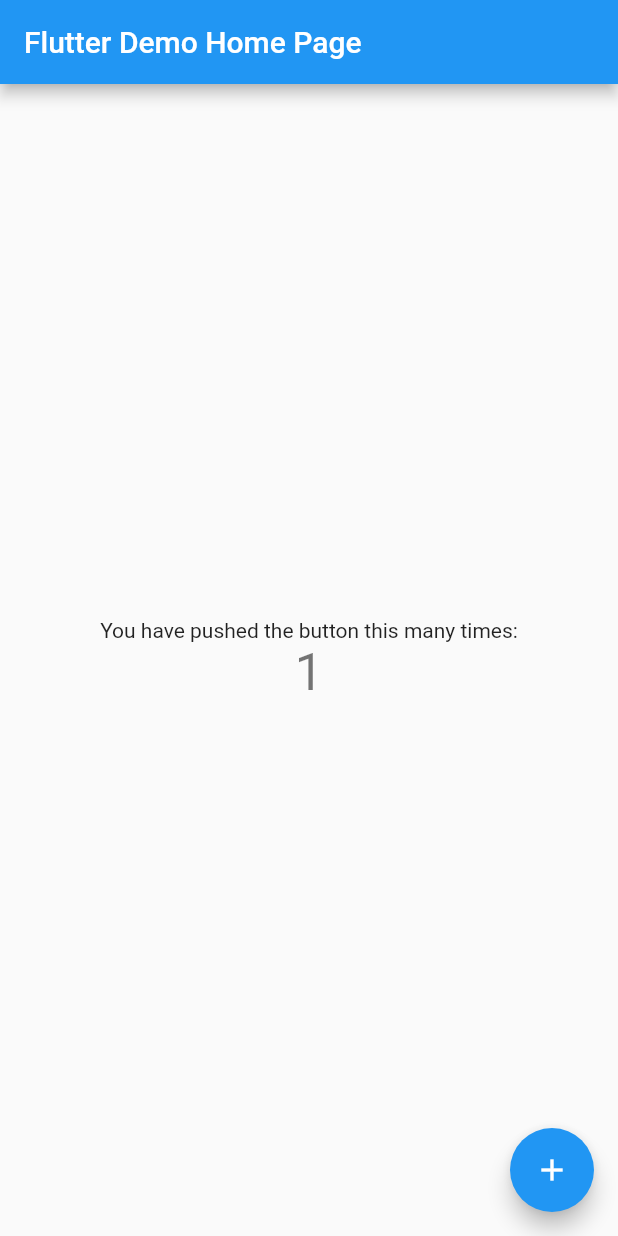
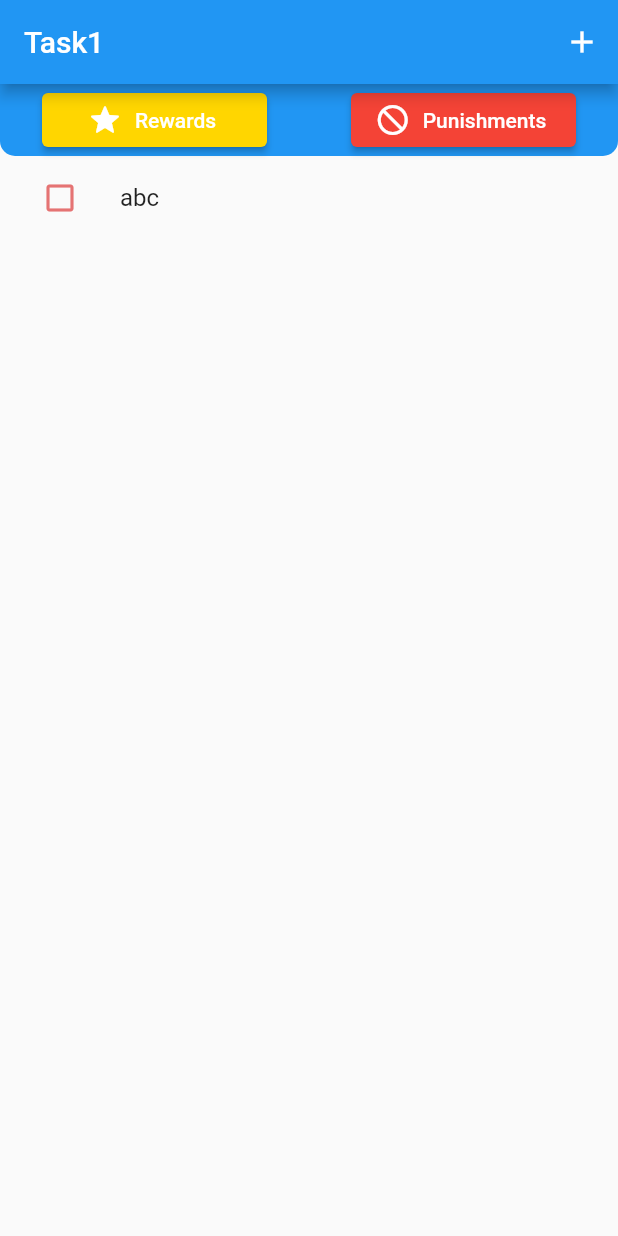
Before and after one commit to MohanpreetS/flutter_projects, a Flutter app: the screen it shows after launch, after a tap on the "add" icon, on a phone screen of 412 x 824 dp. Run offline on Flutter 3.47's test engine with Material 2 defaults, Android fonts, the phone set to English and light mode, and no system bars; our stand-ins replace carousel_slider, image_picker, shared_preferences, sticky_headers.

Commit message:
task check feature

```diff
--- a/questify/lib/main.dart
+++ b/questify/lib/main.dart
@@ -1,113 +1,27 @@
 import 'package:flutter/material.dart';
+import 'package:provider/provider.dart';
+
+import './screens/task_screen.dart';
+import './providers/tasks.dart';
 
 void main() {
   runApp(MyApp());
 }
 
 class MyApp extends StatelessWidget {
-  // This widget is the root of your application.
   @override
   Widget build(BuildContext context) {
-    return MaterialApp(
-      title: 'Flutter Demo',
-      theme: ThemeData(
-        // This is the theme of your application.
-        //
-        // Try running your application with "flutter run". You'll see the
-        // application has a blue toolbar. Then, without quitting the app, try
-        // changing the primarySwatch below to Colors.green and then invoke
-        // "hot reload" (press "r" in the console where you ran "flutter run",
-        // or simply save your changes to "hot reload" in a Flutter IDE).
-        // Notice that the counter didn't reset back to zero; the application
-        // is not restarted.
-        primarySwatch: Colors.blue,
+    return MultiProvider(
+      providers: [
+        ChangeNotifierProvider(create: (c) => Tasks()),
+      ],
+      child: MaterialApp(
+        title: 'Flutter Demo',
+        theme: ThemeData(
+          primarySwatch: Colors.blue,
+        ),
+        home: TaskScreen(),
       ),
-      home: MyHomePage(title: 'Flutter Demo Home Page'),
     );
   }
 }
-
-class MyHomePage extends StatefulWidget {
-  MyHomePage({Key? key, required this.title}) : super(key: key);
-
-  // This widget is the home page of your application. It is stateful, meaning
-  // that it has a State object (defined below) that contains fields that affect
-  // how it looks.
-
-  // This class is the configuration for the state. It holds the values (in this
-  // case the title) provided by the parent (in this case the App widget) and
-  // used by the build method of the State. Fields in a Widget subclass are
-  // always marked "final".
-
-  final String title;
-
-  @override
-  _MyHomePageState createState() => _MyHomePageState();
-}
-
-class _MyHomePageState extends State<MyHomePage> {
-  int _counter = 0;
-
-  void _incrementCounter() {
-    setState(() {
-      // This call to setState tells the Flutter framework that something has
-      // changed in this State, which causes it to rerun the build method below
-      // so that the display can reflect the updated values. If we changed
-      // _counter without calling setState(), then the build method would not be
-      // called again, and so nothing would appear to happen.
-      _counter++;
-    });
-  }
-
-  @override
-  Widget build(BuildContext context) {
-    // This method is rerun every time setState is called, for instance as done
-    // by the _incrementCounter method above.
-    //
-    // The Flutter framework has been optimized to make rerunning build methods
-    // fast, so that you can just rebuild anything that needs updating rather
-    // than having to individually change instances of widgets.
-    return Scaffold(
-      appBar: AppBar(
-        // Here we take the value from the MyHomePage object that was created by
-        // the App.build method, and use it to set our appbar title.
-        title: Text(widget.title),
-      ),
-      body: Center(
-        // Center is a layout widget. It takes a single child and positions it
-        // in the middle of the parent.
-        child: Column(
-          // Column is also a layout widget. It takes a list of children and
-          // arranges them vertically. By default, it sizes itself to fit its
-          // children horizontally, and tries to be as tall as its parent.
-          //
-          // Invoke "debug painting" (press "p" in the console, choose the
-          // "Toggle Debug Paint" action from the Flutter Inspector in Android
-          // Studio, or the "Toggle Debug Paint" command in Visual Studio Code)
-          // to see the wireframe for each widget.
-          //
-          // Column has various properties to control how it sizes itself and
-          // how it positions its children. Here we use mainAxisAlignment to
-          // center the children vertically; the main axis here is the vertical
-          // axis because Columns are vertical (the cross axis would be
-          // horizontal).
-          mainAxisAlignment: MainAxisAlignment.center,
-          children: <Widget>[
-            Text(
-              'You have pushed the button this many times:',
-            ),
-            Text(
-              '$_counter',
-              style: Theme.of(context).textTheme.headline4,
-            ),
-          ],
-        ),
-      ),
-      floatingActionButton: FloatingActionButton(
-        onPressed: _incrementCounter,
-        tooltip: 'Increment',
-        child: Icon(Icons.add),
-      ), // This trailing comma makes auto-formatting nicer for build methods.
-    );
-  }
-}
--- /dev/null
+++ b/questify/lib/models/subtask.dart
@@ -0,0 +1,11 @@
+class Subtask {
+  String details;
+  bool done = false;
+  var uid;
+
+  Subtask(this.details, this.uid);
+
+  void toggleDone() {
+    done = !done;
+  }
+}
--- /dev/null
+++ b/questify/lib/models/task.dart
@@ -0,0 +1,22 @@
+import 'package:flutter/material.dart';
+
+import './subtask.dart';
+
+import 'package:uuid/uuid.dart';
+
+class Task with ChangeNotifier {
+  String name;
+  String details = '';
+  List<Subtask> subtasks = [];
+  var tid;
+
+  Task(this.name, this.tid);
+
+  void addSubtask(String details) {
+    var uid = Uuid();
+    uid.v1();
+    var newSubtask = Subtask(details, uid);
+    subtasks.add(newSubtask);
+    notifyListeners();
+  }
+}
--- /dev/null
+++ b/questify/lib/providers/tasks.dart
@@ -0,0 +1,27 @@
+import 'package:flutter/material.dart';
+import 'package:uuid/uuid.dart';
+
+import '../models/task.dart';
+
+class Tasks with ChangeNotifier {
+  List<Task> allTasks = [
+    Task('First task', 'abcd'),
+  ];
+
+  void addTask(name) {
+    var uid = Uuid();
+    uid.v1();
+    var newTask = Task(name, uid);
+    allTasks.add(newTask);
+    notifyListeners();
+  }
+
+  void toggleSubtask(tid, stid) {
+    allTasks
+        .firstWhere((element) => element.tid == tid)
+        .subtasks
+        .firstWhere((element) => element.uid == stid)
+        .toggleDone();
+    notifyListeners();
+  }
+}
--- /dev/null
+++ b/questify/lib/screens/task_screen.dart
@@ -0,0 +1,48 @@
+import 'package:flutter/material.dart';
+import 'package:provider/provider.dart';
+
+import '../widgets/reward_punishment.dart';
+import '../providers/tasks.dart';
+import '../widgets/subtask_tile.dart';
+
+class TaskScreen extends StatefulWidget {
+  static const routeName = '/task_screen';
+  @override
+  _TaskScreenState createState() => _TaskScreenState();
+}
+
+class _TaskScreenState extends State<TaskScreen> {
+  @override
+  Widget build(BuildContext context) {
+    var allTasks = Provider.of<Tasks>(context).allTasks;
+    var size = MediaQuery.of(context).size;
+    return Scaffold(
+      appBar: AppBar(
+        title: Text('Task1'),
+        actions: [
+          IconButton(
+              onPressed: () {
+                allTasks[0].addSubtask('abc');
+                setState(() {});
+              },
+              icon: Icon(Icons.add))
+        ],
+      ),
+      body: Column(
+        //mainAxisAlignment: MainAxisAlignment.spaceBetween,
+        children: [
+          RewardPunishment(),
+          Container(
+            height: size.height * 0.7,
+            child: ListView.builder(
+              itemBuilder: (c, i) {
+                return SubtaskTile(allTasks[0].subtasks[i]);
+              },
+              itemCount: allTasks[0].subtasks.length,
+            ),
+          )
+        ],
+      ),
+    );
+  }
+}
--- /dev/null
+++ b/questify/lib/widgets/reward_punishment.dart
@@ -0,0 +1,49 @@
+import 'package:flutter/material.dart';
+
+class RewardPunishment extends StatelessWidget {
+  @override
+  Widget build(BuildContext context) {
+    return Container(
+      decoration: BoxDecoration(
+        // border: Border(
+        //   left: BorderSide(color: Theme.of(context).primaryColor, width: 2),
+        //   right: BorderSide(color: Theme.of(context).primaryColor, width: 2),
+        //   bottom: BorderSide(color: Theme.of(context).primaryColor, width: 2),
+        // ),
+        borderRadius: BorderRadius.only(
+          bottomLeft: Radius.circular(10),
+          bottomRight: Radius.circular(10),
+        ),
+        color: Theme.of(context).primaryColor,
+      ),
+      child: Row(
+        mainAxisAlignment: MainAxisAlignment.spaceAround,
+        children: [
+          SizedBox(
+            width: 150,
+            child: ElevatedButton.icon(
+              onPressed: () {},
+              icon: Icon(Icons.grade_rounded),
+              label: Text('Rewards'),
+              style: ButtonStyle(
+                backgroundColor: MaterialStateProperty.all<Color>(
+                    Colors.yellowAccent.shade700),
+              ),
+            ),
+          ),
+          SizedBox(
+            width: 150,
+            child: ElevatedButton.icon(
+              onPressed: () {},
+              icon: Icon(Icons.not_interested),
+              label: Text('Punishments'),
+              style: ButtonStyle(
+                backgroundColor: MaterialStateProperty.all<Color>(Colors.red),
+              ),
+            ),
+          ),
+        ],
+      ),
+    );
+  }
+}
--- /dev/null
+++ b/questify/lib/widgets/subtask_tile.dart
@@ -0,0 +1,41 @@
+import 'package:flutter/material.dart';
+import '../models/subtask.dart';
+
+class SubtaskTile extends StatefulWidget {
+  Subtask subtask;
+
+  SubtaskTile(this.subtask);
+  @override
+  _SubtaskTileState createState() => _SubtaskTileState();
+}
+
+class _SubtaskTileState extends State<SubtaskTile> {
+  @override
+  Widget build(BuildContext context) {
+    return ListTile(
+      leading: IconButton(
+        icon: widget.subtask.done
+            ? Icon(
+                Icons.check_box,
+                color: Colors.green.shade400,
+              )
+            : Icon(
+                Icons.check_box_outline_blank,
+                color: Colors.red.shade300,
+              ),
+        onPressed: () {
+          widget.subtask.toggleDone();
+          setState(() {});
+        },
+      ),
+      title: widget.subtask.done
+          ? Text(
+              widget.subtask.details,
+              style: TextStyle(
+                decoration: TextDecoration.lineThrough,
+              ),
+            )
+          : Text(widget.subtask.details),
+    );
+  }
+}
```
Also changed, not shown: questify/pubspec.yaml (+2 -9 lines), questify/pubspec.lock.
